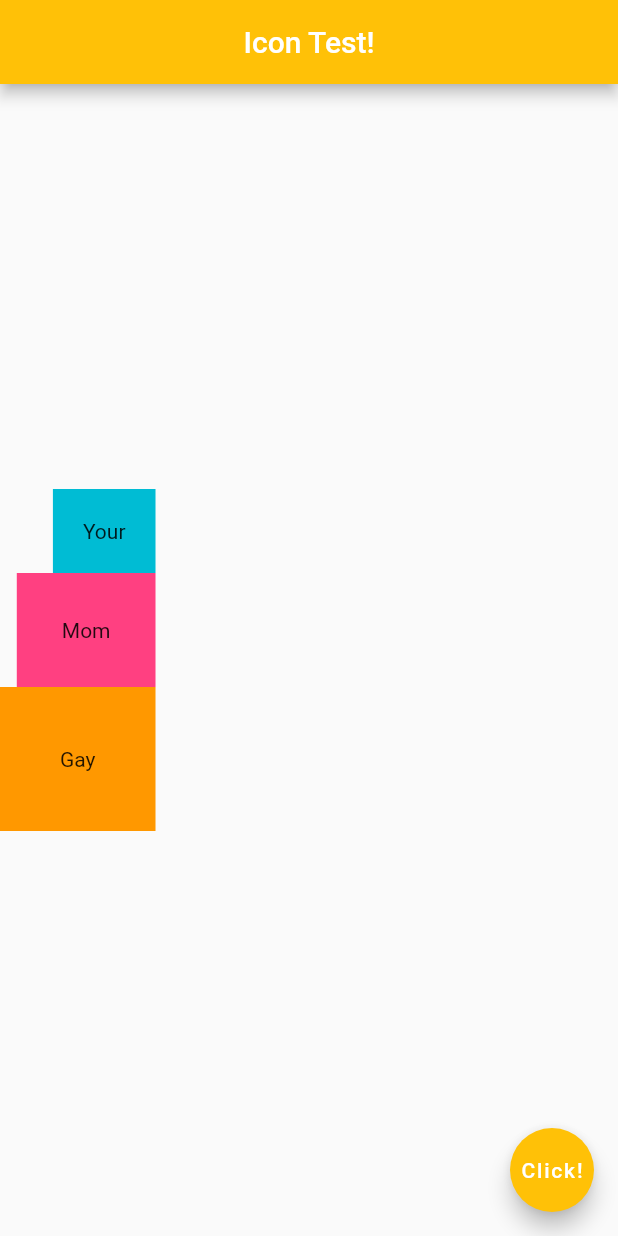
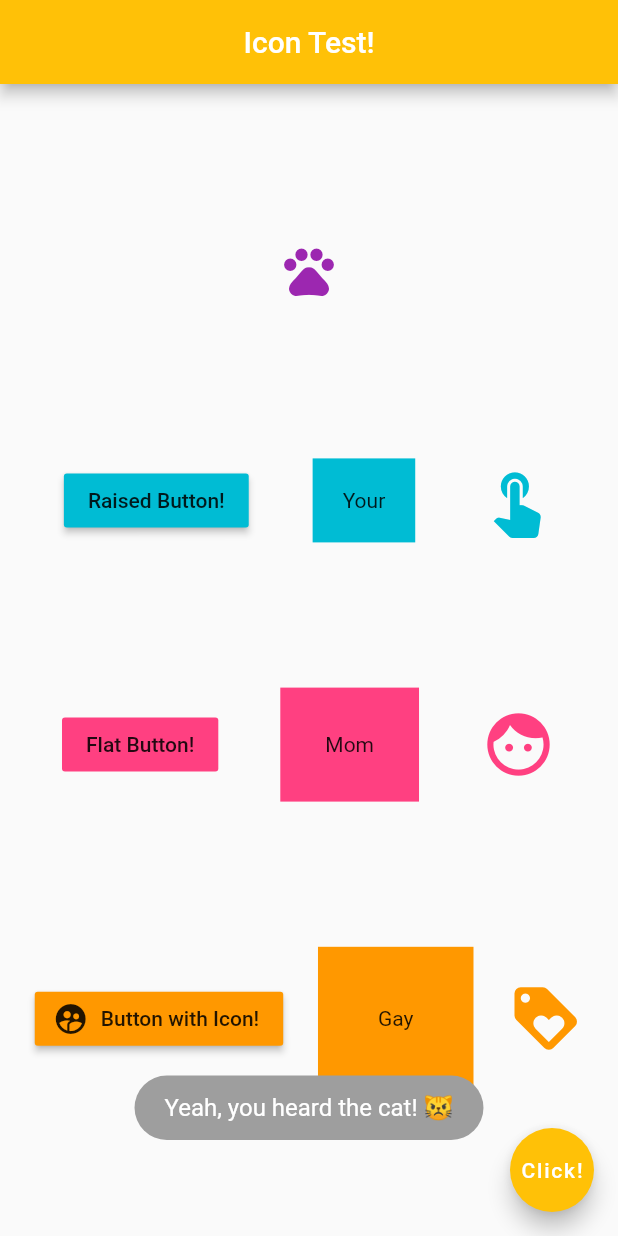
Before and after one commit to saumitrasapre/flutter, a Flutter app: the screen it shows after launch, after a tap on "Click!", on a phone screen of 412 x 824 dp. Run offline on Flutter 3.47's test engine with Material 2 defaults, Android fonts, the phone set to English and light mode, and no system bars; our stand-ins replace fluttertoast.

Commit message:
Added Icons and Toasts

```diff
--- a/eyecon/lib/main.dart
+++ b/eyecon/lib/main.dart
@@ -1,4 +1,5 @@
 import 'package:flutter/material.dart';
+import 'package:fluttertoast/fluttertoast.dart';
 
 void main() => runApp(MaterialApp(
   home: Homey() ,
@@ -30,7 +31,7 @@ class Homey extends StatelessWidget {
           )
         ],
       ),*/
-     body: Column(
+     /*body: Column(
        mainAxisAlignment: MainAxisAlignment.center,
        crossAxisAlignment: CrossAxisAlignment.end,
        children: <Widget>[
@@ -51,9 +52,153 @@ class Homey extends StatelessWidget {
          )
        ],
      ),
+     */
+     body: Center(
+       child: Column(
+         mainAxisAlignment: MainAxisAlignment.spaceEvenly,
+         crossAxisAlignment: CrossAxisAlignment.center,
+         children: <Widget>[
+           Row(
+             mainAxisAlignment: MainAxisAlignment.center,
+             crossAxisAlignment: CrossAxisAlignment.center,
+             children: <Widget>[
+               IconButton(
+                 onPressed: (){
+                   print('You pressed the icon button');
+                   Fluttertoast.showToast(
+                       msg: "Fuck off 😾",
+                       toastLength: Toast.LENGTH_SHORT,
+                       gravity: ToastGravity.BOTTOM,
+                       timeInSecForIosWeb: 1,
+                       backgroundColor: Colors.grey,
+                       textColor: Colors.white,
+                       fontSize: 16.0
+                   );
+                 },
+                 icon: Icon(
+                   Icons.pets
+                 ),
+                 color: Colors.purple,
+                 iconSize: 40.0,
+               )
+             ],
+           ),
+           Row(
+             mainAxisAlignment: MainAxisAlignment.spaceEvenly,
+             crossAxisAlignment: CrossAxisAlignment.center,
+             children: <Widget>[
+               RaisedButton(
+                 onPressed: () {
+                   print('You clicked ze Raised button');
+                   Fluttertoast.showToast(
+                       msg: "Please 😾",
+                       toastLength: Toast.LENGTH_SHORT,
+                       gravity: ToastGravity.BOTTOM,
+                       timeInSecForIosWeb: 1,
+                       backgroundColor: Colors.grey,
+                       textColor: Colors.white,
+                       fontSize: 16.0
+                   );
+                 },
+                 color: Colors.cyan,
+                 child: Text('Raised Button!'),
+               ),
+               Container(
+                 child: Text('Your'),
+                 color: Colors.cyan,
+                 padding: EdgeInsets.all(20.0),
+               ),
+               Icon(
+                 Icons.touch_app,
+                 color: Colors.cyan,
+                 size: 50.0,
+               )
+             ],
+           ),
+           Row(
+             mainAxisAlignment: MainAxisAlignment.spaceEvenly,
+             crossAxisAlignment: CrossAxisAlignment.center,
+             children: <Widget>[
+               FlatButton(
+                 onPressed: () {
+                   print('You clicked ze Flat button');
+                   Fluttertoast.showToast(
+                       msg: "Fuck 😾",
+                       toastLength: Toast.LENGTH_SHORT,
+                       gravity: ToastGravity.BOTTOM,
+                       timeInSecForIosWeb: 1,
+                       backgroundColor: Colors.grey,
+                       textColor: Colors.white,
+                       fontSize: 16.0
+                   );
+                 },
+                 color: Colors.pinkAccent,
+                 child: Text('Flat Button!'),
+               ),
+               Container(
+                 child: Text('Mom'),
+                 color: Colors.pinkAccent,
+                 padding: EdgeInsets.all(30.0),
+               ),
+               Icon(
+                 Icons.face,
+                 color: Colors.pinkAccent,
+                 size: 50.0,
+               )
+             ],
+           ),
+           Row(
+             mainAxisAlignment: MainAxisAlignment.spaceEvenly,
+             crossAxisAlignment: CrossAxisAlignment.center,
+             children: <Widget>[
+               RaisedButton.icon(
+                   onPressed: (){
+                     print('You pressed ze weird button!');
+                     Fluttertoast.showToast(
+                         msg: "Off 😾",
+                         toastLength: Toast.LENGTH_SHORT,
+                         gravity: ToastGravity.BOTTOM,
+                         timeInSecForIosWeb: 1,
+                         backgroundColor: Colors.grey,
+                         textColor: Colors.white,
+                         fontSize: 16.0
+                     );
+                   },
+                   icon: Icon(
+                     Icons.supervised_user_circle
+                   ),
+                   label: Text('Button with Icon!'),
+                   color: Colors.orange,
+               ),
+               Container(
+                 child: Text('Gay'),
+                 color: Colors.orange,
+                 padding: EdgeInsets.all(40.0),
+               ),
+               Icon(
+                 Icons.loyalty,
+                 color: Colors.orange,
+                 size: 50.0,
+               )
+             ],
+           )
 
+         ],
+       ),
+     ),
       floatingActionButton: FloatingActionButton(
-        onPressed: () {},
+        onPressed: () {
+          Fluttertoast.showToast(
+              msg: "Yeah, you heard the cat! 😾",
+              toastLength: Toast.LENGTH_SHORT,
+              gravity: ToastGravity.BOTTOM,
+              timeInSecForIosWeb: 1,
+              backgroundColor: Colors.grey,
+              textColor: Colors.white,
+              fontSize: 16.0
+          );
+
+        },
         backgroundColor: Colors.amber,
         child: Text('Click!'),
       ),
--- a/eyecon/pubspec.yaml
+++ b/eyecon/pubspec.yaml
@@ -19,6 +19,7 @@ environment:
 dependencies:
   flutter:
     sdk: flutter
+  fluttertoast: ^4.0.0
 
   # The following adds the Cupertino Icons font to your application.
   # Use with the CupertinoIcons class for iOS style icons.
```
Also changed, not shown: eyecon/pubspec.lock, 1 other file.
